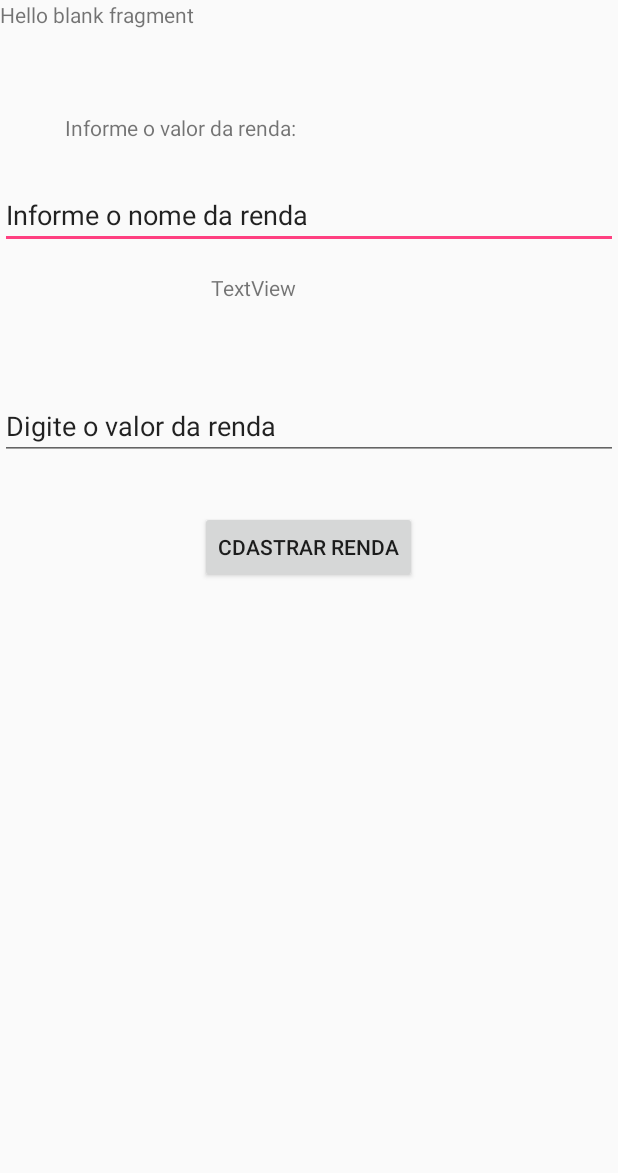
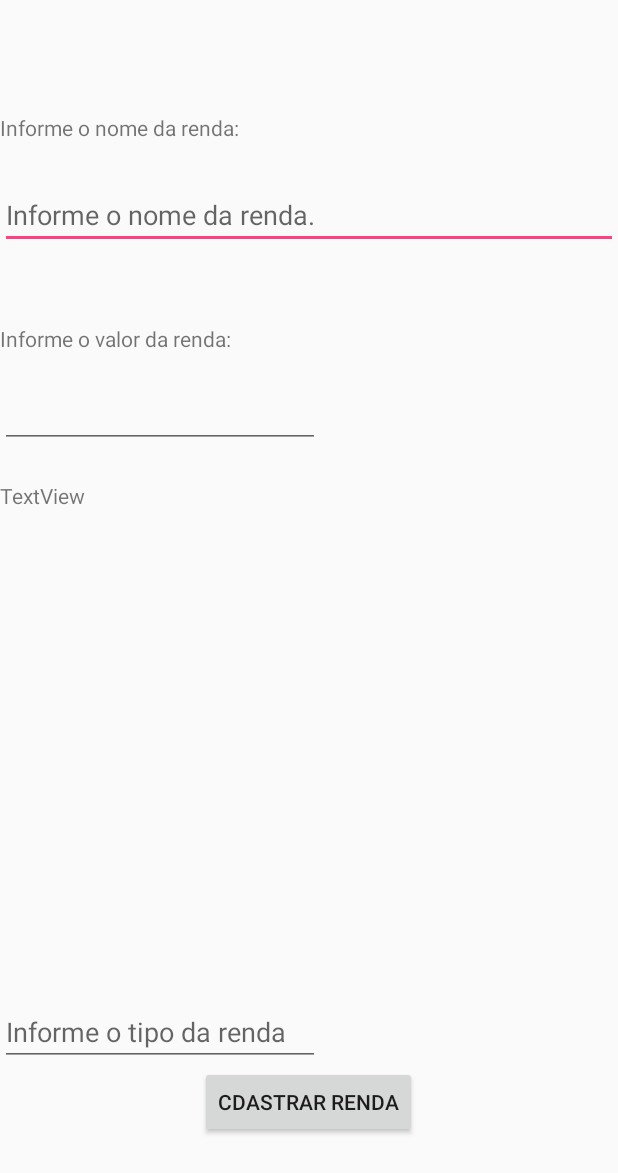
Before and after one commit to RafaelSVMartins/FATECZS-final-prj, an Android app: the layout fragment_cadastrar_renda.xml on its own in the app's theme, with its tools: preview values and no code run, on a phone screen of 412 x 824 dp. Shown: the top 1173 px of the screen. Run offline under Robolectric (Android 15) with nearby library versions, the phone set to English and light mode, and no system bars.

Commit message:
começando crud

```diff
--- a/app/build.gradle
+++ b/app/build.gradle
@@ -31,4 +31,5 @@ dependencies {
     testCompile 'junit:junit:4.12'
     provided 'org.parceler:parceler:1.1.5'
     compile files('libs/SQLiteStudioRemote.jar')
+    compile 'com.squareup:otto:1.3.8'
 }
--- a/app/src/main/res/layout/fragment_cadastrar_renda.xml
+++ b/app/src/main/res/layout/fragment_cadastrar_renda.xml
@@ -8,21 +8,6 @@
     <RelativeLayout
         android:layout_width="match_parent"
         android:layout_height="match_parent">
-    <TextView
-        android:layout_width="match_parent"
-        android:layout_height="match_parent"
-        android:text="@string/hello_blank_fragment" />
-
-        <TextView
-            android:id="@+id/text_renda_cadastro"
-            android:text="Informe o valor da renda:"
-            android:layout_width="wrap_content"
-            android:layout_height="wrap_content"
-            android:layout_alignParentTop="true"
-            android:layout_alignParentStart="true"
-            android:layout_marginStart="43dp"
-            android:layout_marginTop="75dp"
-             />
 
         <EditText
             android:id="@+id/nome_renda"
@@ -31,35 +16,63 @@
             android:layout_marginTop="26dp"
             android:layout_below="@+id/text_renda_cadastro"
             android:layout_alignParentEnd="true"
-            android:text="Informe o nome da renda"/>
-
-        <TextView
-            android:id="@+id/text_valor_renda"
-            android:text="TextView"
-            android:layout_width="wrap_content"
-            android:layout_height="wrap_content"
-            android:layout_marginTop="16dp"
-            android:layout_below="@+id/nome_renda"
-            android:layout_alignEnd="@+id/text_renda_cadastro" />
-
-        <EditText
-            android:id="@+id/edit_valor_renda"
-            android:layout_width="match_parent"
-            android:layout_height="wrap_content"
-            android:inputType="numberDecimal"
-            android:ems="10"
-            android:layout_marginTop="60dp"
-            android:layout_below="@+id/text_valor_renda"
-            android:layout_centerHorizontal="true"
-            android:text="Digite o valor da renda"/>
+            android:hint="Informe o nome da renda."/>
 
         <Button
             android:id="@+id/cadastrar_renda"
             android:text="Cdastrar Renda"
             android:layout_width="wrap_content"
             android:layout_height="wrap_content"
-            android:layout_marginTop="34dp"
-            android:layout_below="@+id/edit_valor_renda"
-            android:layout_centerHorizontal="true" />
+            android:layout_alignParentBottom="true"
+            android:layout_centerHorizontal="true"
+            android:layout_marginBottom="65dp" />
+
+        <TextView
+            android:id="@+id/text_valor_renda"
+            android:text="Informe o valor da renda:"
+            android:layout_width="wrap_content"
+            android:layout_height="wrap_content"
+            android:layout_marginTop="50dp"
+            android:layout_below="@+id/nome_renda"
+            android:layout_alignParentStart="true" />
+
+        <TextView
+            android:id="@+id/text_renda_cadastro"
+            android:text="Informe o nome da renda:"
+            android:layout_width="wrap_content"
+            android:layout_height="wrap_content"
+            android:layout_marginTop="75dp"
+            android:layout_alignParentTop="true"
+            android:layout_alignParentStart="true" />
+
+        <EditText
+            android:layout_width="wrap_content"
+            android:layout_height="wrap_content"
+            android:inputType="numberDecimal"
+            android:ems="10"
+            android:layout_below="@+id/text_valor_renda"
+            android:layout_alignParentStart="true"
+            android:layout_marginTop="18dp"
+            android:id="@+id/editTextValor" />
+
+        <TextView
+            android:text="TextView"
+            android:layout_width="wrap_content"
+            android:layout_height="wrap_content"
+            android:layout_below="@+id/editTextValor"
+            android:layout_alignParentStart="true"
+            android:layout_marginTop="22dp"
+            android:id="@+id/textViewTipo" />
+
+        <EditText
+            android:layout_width="wrap_content"
+            android:layout_height="wrap_content"
+            android:hint="Informe o tipo da renda"
+            android:ems="10"
+            android:id="@+id/editTextRenda"
+            android:layout_above="@+id/cadastrar_renda"
+            android:layout_alignParentStart="true" />
+
+
     </RelativeLayout>
 </LinearLayout>
--- a/app/src/main/res/layout/fragment_cadastrar_usuario.xml
+++ b/app/src/main/res/layout/fragment_cadastrar_usuario.xml
@@ -24,7 +24,7 @@
                 android:layout_marginTop="21dp"
                 android:layout_below="@+id/tnome"
                 android:layout_alignParentStart="true"
-                android:text="Digite o nome do usuário"/>
+                android:hint="Digite o nome do usuario:"/>
 
             <TextView
                 android:id="@+id/tsexo"
```
Also changed, not shown: app/src/main/AndroidManifest.xml (+23 -18 lines), app/src/main/java/br/com/livroandroid/suporte_financeiro/Adapter/RendaAdapter/RendaAdapter.java (+30 -2 lines), app/src/main/java/br/com/livroandroid/suporte_financeiro/Adapter/UsuarioAdapter/UsuarioAdapter.java (+4 -3 lines), app/src/main/java/br/com/livroandroid/suporte_financeiro/Fragments/Renda/BdCoreRenda.java (added, +91 -0 lines), app/src/main/java/br/com/livroandroid/suporte_financeiro/Fragments/Renda/CadastrarRenda.java (+6 -2 lines), app/src/main/java/br/com/livroandroid/suporte_financeiro/Fragments/despesa/BdCoreDespesas.java (added, +8 -0 lines), app/src/main/java/br/com/livroandroid/suporte_financeiro/Fragments/investimentos/BdCoreInvestimentos.java (added, +49 -0 lines), app/src/main/java/br/com/livroandroid/suporte_financeiro/Fragments/usuarios/CadastrarUsuario.java (+13 -3 lines), app/src/main/java/br/com/livroandroid/suporte_financeiro/SuporteApplication.java (added, +44 -0 lines), app/src/main/java/br/com/livroandroid/suporte_financeiro/domain/BancoSuporte.java (+7 -1 lines), app/src/main/java/br/com/livroandroid/suporte_financeiro/domain/Despesa.java (+8 -0 lines), app/src/main/java/br/com/livroandroid/suporte_financeiro/domain/Importancia.java (added, +23 -0 lines), app/src/main/java/br/com/livroandroid/suporte_financeiro/domain/Investimento.java (+64 -5 lines), app/src/main/java/br/com/livroandroid/suporte_financeiro/domain/Renda.java (+27 -0 lines), 2 more files.
